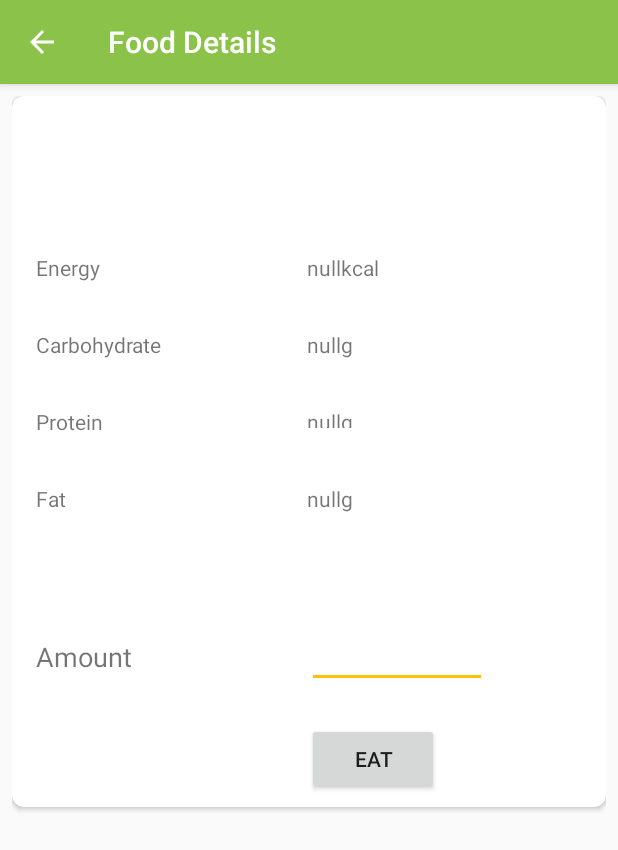
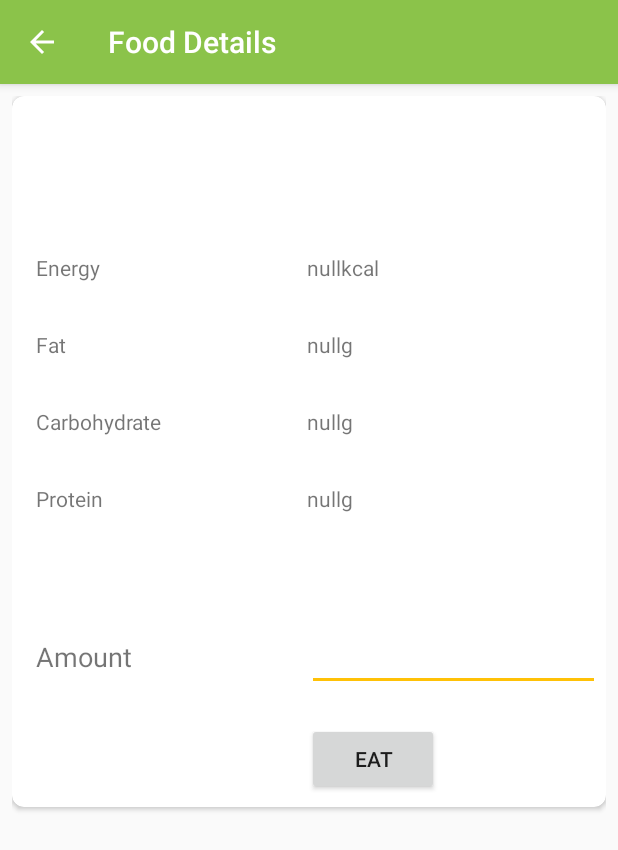
Before and after one commit to nilswilhelm13/foodtracker_android, an Android app: the FoodDetailsActivity screen opened directly, with no data from a screen before it, on a phone screen of 412 x 824 dp. Shown: the top 850 px of the screen. Run offline under Robolectric (Android 15) with nearby library versions, the phone set to English and light mode, and no system bars; 1 statement that could not run was skipped.

Commit message:
change order of macros

```diff
--- a/app/src/main/java/net/nilswilhelm/foodtracker/activities/FoodDetailsActivity.kt
+++ b/app/src/main/java/net/nilswilhelm/foodtracker/activities/FoodDetailsActivity.kt
@@ -48,18 +48,18 @@ class FoodDetailsActivity : BaseActivity(), Callback {
         food_carbohydrate.text = food?.nutrition?.carbohydrate.toString() + "g"
         food_protein.text = food?.nutrition?.protein.toString() + "g"
         food_fat.text = food?.nutrition?.fat.toString() + "g"
+        var meta_fields = ""
         if (food?.meta_fields != null) {
             food_meta_fields.visibility = View.VISIBLE
-            var meta_fields = ""
+
             food?.meta_fields?.forEach {
                 meta_fields += it
                 meta_fields += "\n"
             }
-            food_meta_fields.setText(meta_fields)
         } else {
-            food_meta_fields_label.setText("")
-            food_meta_fields.visibility = View.GONE
+            food_meta_fields_label.setText(" ")
         }
+        food_meta_fields.text = meta_fields
 
 
 
--- a/app/src/main/res/layout/content_food_details.xml
+++ b/app/src/main/res/layout/content_food_details.xml
@@ -35,7 +35,7 @@
                 android:layout_marginTop="32dp"
                 android:text="Carbohydrate"
                 app:layout_constraintStart_toStartOf="@+id/textView5"
-                app:layout_constraintTop_toBottomOf="@+id/textView5" />
+                app:layout_constraintTop_toBottomOf="@+id/textView10" />
 
             <TextView
                 android:id="@+id/textView9"
@@ -53,7 +53,7 @@
                 android:layout_marginTop="32dp"
                 android:text="Fat"
                 app:layout_constraintStart_toStartOf="@+id/textView9"
-                app:layout_constraintTop_toBottomOf="@+id/textView9" />
+                app:layout_constraintTop_toBottomOf="@+id/textView5" />
 
             <TextView
                 android:id="@+id/food_energy"
@@ -73,8 +73,8 @@
 
             <TextView
                 android:id="@+id/food_protein"
-                android:layout_width="58dp"
-                android:layout_height="14dp"
+                android:layout_width="wrap_content"
+                android:layout_height="wrap_content"
                 android:text="TextView"
                 app:layout_constraintBaseline_toBaselineOf="@+id/textView9"
                 app:layout_constraintStart_toStartOf="@+id/guideline" />
@@ -111,7 +111,7 @@
                 android:layout_height="wrap_content"
                 android:ems="10"
                 android:inputType="numberDecimal"
-                android:textSize="10sp"
+                android:textSize="18sp"
                 app:layout_constraintBaseline_toBaselineOf="@+id/textView16"
                 app:layout_constraintStart_toStartOf="@+id/guideline" />
 
@@ -123,7 +123,7 @@
                 android:text="Amount"
                 android:textSize="18sp"
                 app:layout_constraintStart_toStartOf="@+id/food_meta_fields_label"
-                app:layout_constraintTop_toBottomOf="@+id/food_meta_fields_label" />
+                app:layout_constraintTop_toBottomOf="@+id/food_meta_fields" />
 
             <TextView
                 android:id="@+id/food_meta_fields_label"
@@ -133,7 +133,7 @@
                 android:text="Meta Fields"
                 android:textSize="14sp"
                 app:layout_constraintStart_toStartOf="@+id/textView10"
-                app:layout_constraintTop_toBottomOf="@+id/textView10" />
+                app:layout_constraintTop_toBottomOf="@+id/textView9" />
 
             <TextView
                 android:id="@+id/food_meta_fields"
```
